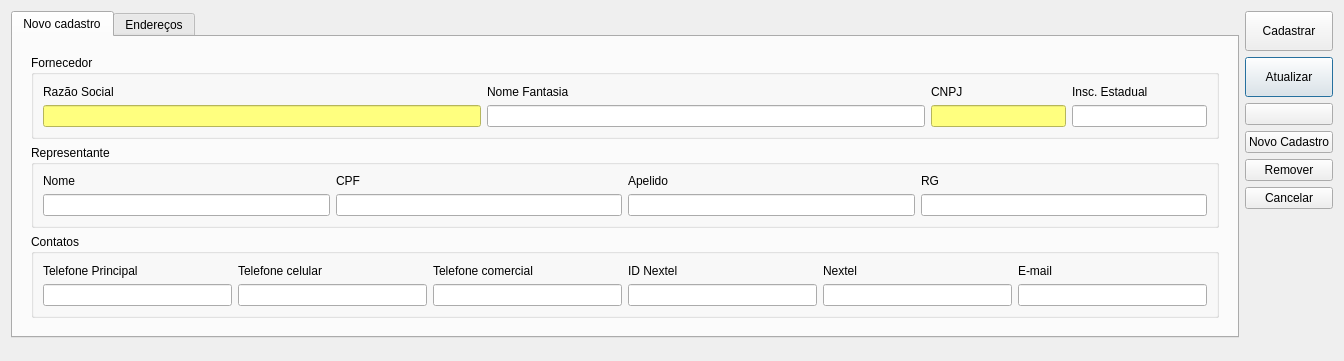
Before: the Qt Designer form ui/cadastrofornecedor.ui in lellisls/ERP-STACCATO, drawn with Qt 5.
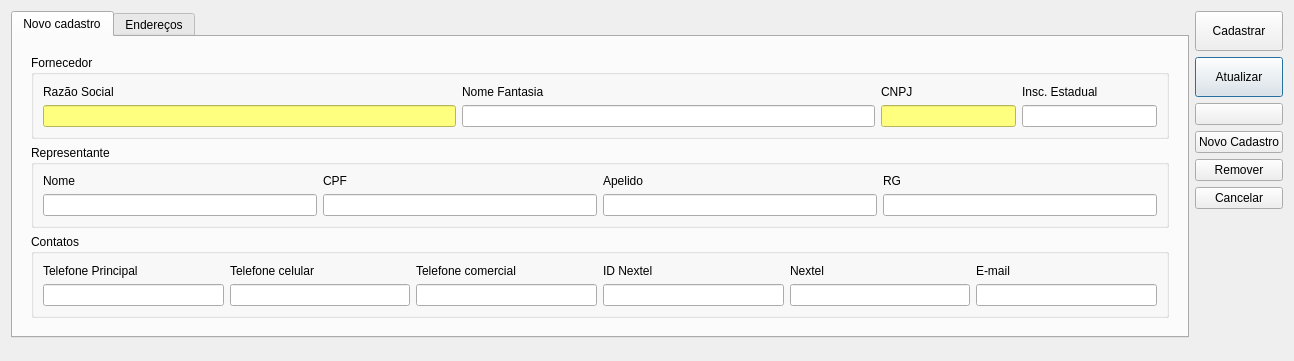
After: the same form once the commit is applied. Icons and pictures are not drawn. Custom widgets are drawn as their Qt base class.

Patch:
```diff
--- a/ui/cadastrofornecedor.ui
+++ b/ui/cadastrofornecedor.ui
@@ -9,8 +9,8 @@
    <rect>
     <x>0</x>
     <y>0</y>
-    <width>1344</width>
-    <height>359</height>
+    <width>1294</width>
+    <height>341</height>
    </rect>
   </property>
   <property name="windowTitle">
```
Left out of the diff: 8 changed lines with no effect on the pictures.
